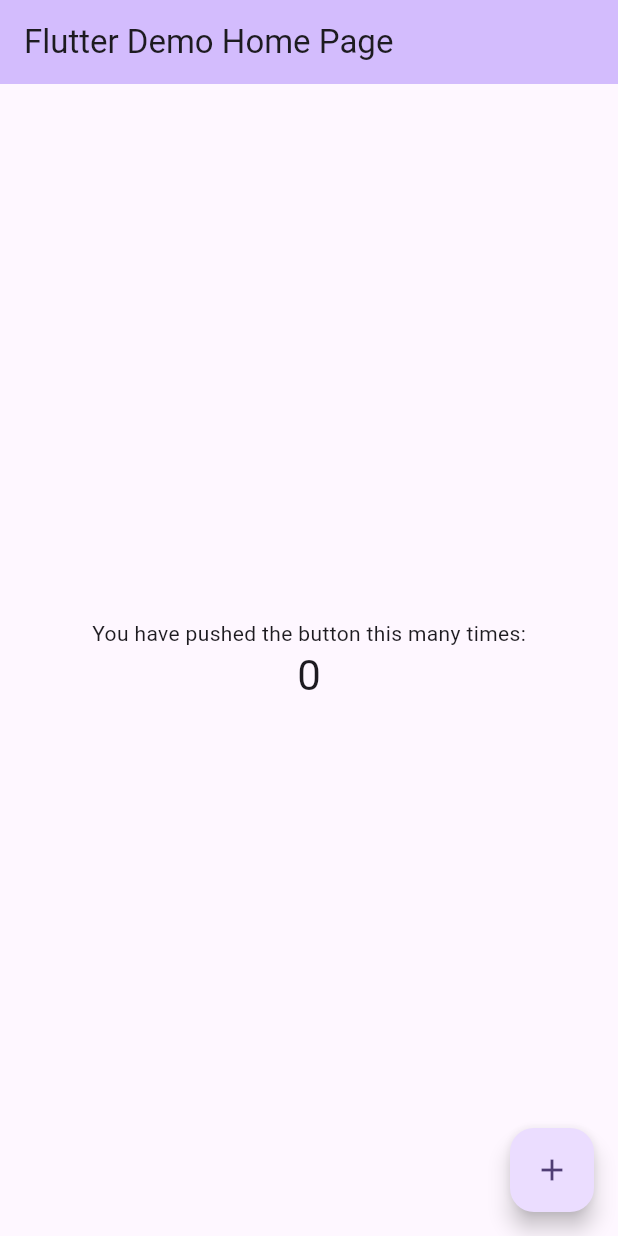
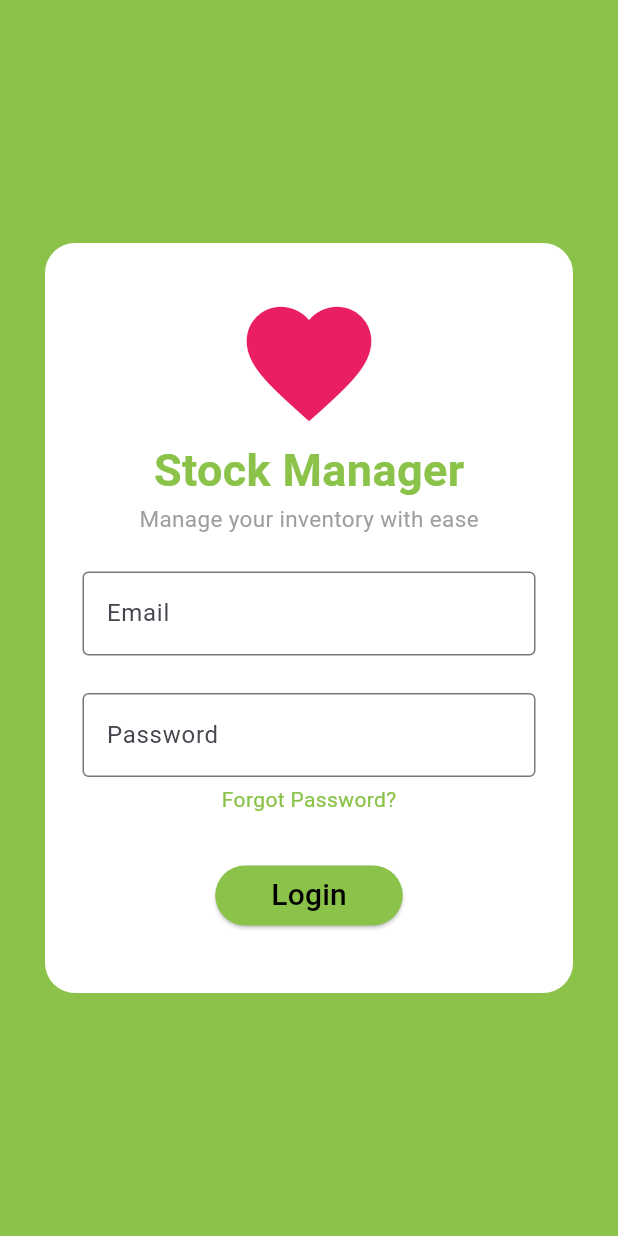
Before and after one commit to Kennetha13/stock_manager, a Flutter app: the screen it shows after launch, on a phone screen of 412 x 824 dp. Run offline on Flutter 3.47's test engine with Material 3 defaults, Android fonts, the phone set to English and light mode, and no system bars.

Commit message:
first draft of login

```diff
--- a/lib/main.dart
+++ b/lib/main.dart
@@ -12,25 +12,7 @@ class MyApp extends StatelessWidget {
   Widget build(BuildContext context) {
     return MaterialApp(
       title: 'Flutter Demo',
-      theme: ThemeData(
-        // This is the theme of your application.
-        //
-        // TRY THIS: Try running your application with "flutter run". You'll see
-        // the application has a purple toolbar. Then, without quitting the app,
-        // try changing the seedColor in the colorScheme below to Colors.green
-        // and then invoke "hot reload" (save your changes or press the "hot
-        // reload" button in a Flutter-supported IDE, or press "r" if you used
-        // the command line to start the app).
-        //
-        // Notice that the counter didn't reset back to zero; the application
-        // state is not lost during the reload. To reset the state, use hot
-        // restart instead.
-        //
-        // This works for code too, not just values: Most code changes can be
-        // tested with just a hot reload.
-        colorScheme: .fromSeed(seedColor: Colors.deepPurple),
-      ),
-      home: const MyHomePage(title: 'Flutter Demo Home Page'),
+      home: const MyHomePage(title: 'LOGIN'),
     );
   }
 }
@@ -38,14 +20,6 @@ class MyApp extends StatelessWidget {
 class MyHomePage extends StatefulWidget {
   const MyHomePage({super.key, required this.title});
 
-  // This widget is the home page of your application. It is stateful, meaning
-  // that it has a State object (defined below) that contains fields that affect
-  // how it looks.
-
-  // This class is the configuration for the state. It holds the values (in this
-  // case the title) provided by the parent (in this case the App widget) and
-  // used by the build method of the State. Fields in a Widget subclass are
-  // always marked "final".
 
   final String title;
 
@@ -54,69 +28,101 @@ class MyHomePage extends StatefulWidget {
 }
 
 class _MyHomePageState extends State<MyHomePage> {
-  int _counter = 0;
 
-  void _incrementCounter() {
-    setState(() {
-      // This call to setState tells the Flutter framework that something has
-      // changed in this State, which causes it to rerun the build method below
-      // so that the display can reflect the updated values. If we changed
-      // _counter without calling setState(), then the build method would not be
-      // called again, and so nothing would appear to happen.
-      _counter++;
-    });
-  }
 
   @override
   Widget build(BuildContext context) {
-    // This method is rerun every time setState is called, for instance as done
-    // by the _incrementCounter method above.
-    //
-    // The Flutter framework has been optimized to make rerunning build methods
-    // fast, so that you can just rebuild anything that needs updating rather
-    // than having to individually change instances of widgets.
+
     return Scaffold(
-      appBar: AppBar(
-        // TRY THIS: Try changing the color here to a specific color (to
-        // Colors.amber, perhaps?) and trigger a hot reload to see the AppBar
-        // change color while the other colors stay the same.
-        backgroundColor: Theme.of(context).colorScheme.inversePrimary,
-        // Here we take the value from the MyHomePage object that was created by
-        // the App.build method, and use it to set our appbar title.
-        title: Text(widget.title),
+      backgroundColor: Colors.lightGreen,
+        body: Center(
+          child: Container(
+            width: 400,
+            height: 500, // 👈 fixed height
+            margin: EdgeInsets.only(
+              left: 30,
+              right: 30,
             ),
-      body: Center(
-        // Center is a layout widget. It takes a single child and positions it
-        // in the middle of the parent.
+            decoration: BoxDecoration(
+              color: Colors.white,
+              borderRadius: BorderRadius.circular(20),
+            ),
             child: Column(
-          // Column is also a layout widget. It takes a list of children and
-          // arranges them vertically. By default, it sizes itself to fit its
-          // children horizontally, and tries to be as tall as its parent.
-          //
-          // Column has various properties to control how it sizes itself and
-          // how it positions its children. Here we use mainAxisAlignment to
-          // center the children vertically; the main axis here is the vertical
-          // axis because Columns are vertical (the cross axis would be
-          // horizontal).
-          //
-          // TRY THIS: Invoke "debug painting" (choose the "Toggle Debug Paint"
-          // action in the IDE, or press "p" in the console), to see the
-          // wireframe for each widget.
-          mainAxisAlignment: .center,
+              crossAxisAlignment: CrossAxisAlignment.center,
               children: [
-            const Text('You have pushed the button this many times:'),
+                Container(
+                  margin: EdgeInsets.only(
+                    top: 30,
+                  ),
+                  child: Icon(
+                    Icons.favorite,
+                    color: Colors.pink,
+                    size: 100.0,
+                  ),
+                ),
                 Text(
-              '$_counter',
-              style: Theme.of(context).textTheme.headlineMedium,
+                  'Stock Manager',
+                      style: TextStyle(
+                      fontSize: 30,
+                      fontWeight: FontWeight.bold,
+                        color: Colors.lightGreen,
                     ),
+                ),
+                Text(
+                  'Manage your inventory with ease',
+                  style: TextStyle(
+                    fontSize: 15,
+                    color: Colors.grey,
+                  ),
+                ),
+                Container(
+                  margin: EdgeInsets.all(25),
+                  child: TextField(
+                    obscureText: false,
+                    decoration: InputDecoration(
+                        border: OutlineInputBorder(),
+                        labelText: 'Email'),
+                  ),
+                ),
+
+                Container(
+                  margin: EdgeInsets.only(left: 25, right: 25, bottom: 5),
+                  child: TextField(
+                    obscureText: true,
+                    decoration: InputDecoration(
+                        border: OutlineInputBorder(),
+                        labelText: 'Password'),
+                  ),
+                ),
+
+                Text('Forgot Password?',
+                    style: TextStyle(
+                        color: Colors.lightGreen
+                    )
+                ),
+
+                Container(
+                  margin: EdgeInsets.only(top: 30),
+                  width: 125,
+                  child: ElevatedButton(
+                      style: ElevatedButton.styleFrom(
+                          backgroundColor: Colors.lightGreen
+                      ),
+                      onPressed: () {
+                      },
+                      child: Text('Login',
+                          style: TextStyle(
+                              fontSize: 20,
+                              color: Colors.black
+                          )
+                      )
+                  ),
+                ),
+
               ],
             ),
           ),
-      floatingActionButton: FloatingActionButton(
-        onPressed: _incrementCounter,
-        tooltip: 'Increment',
-        child: const Icon(Icons.add),
-      ),
+        )
     );
   }
 }
```
Lines whose indentation alone changed are shown as unchanged.
